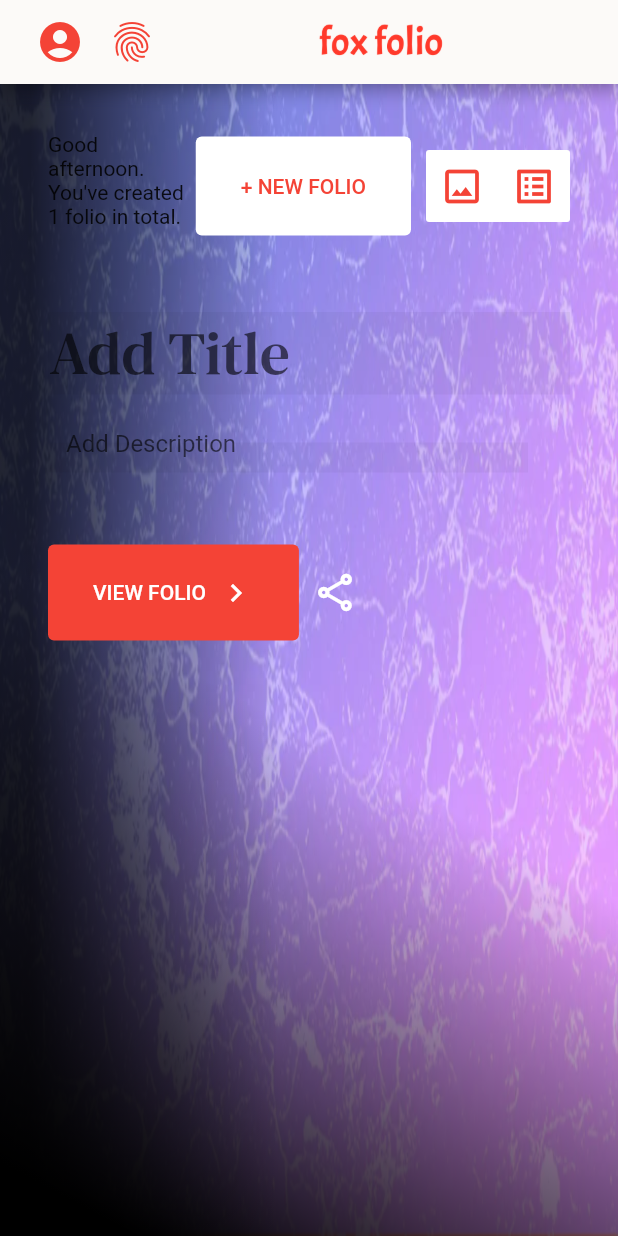
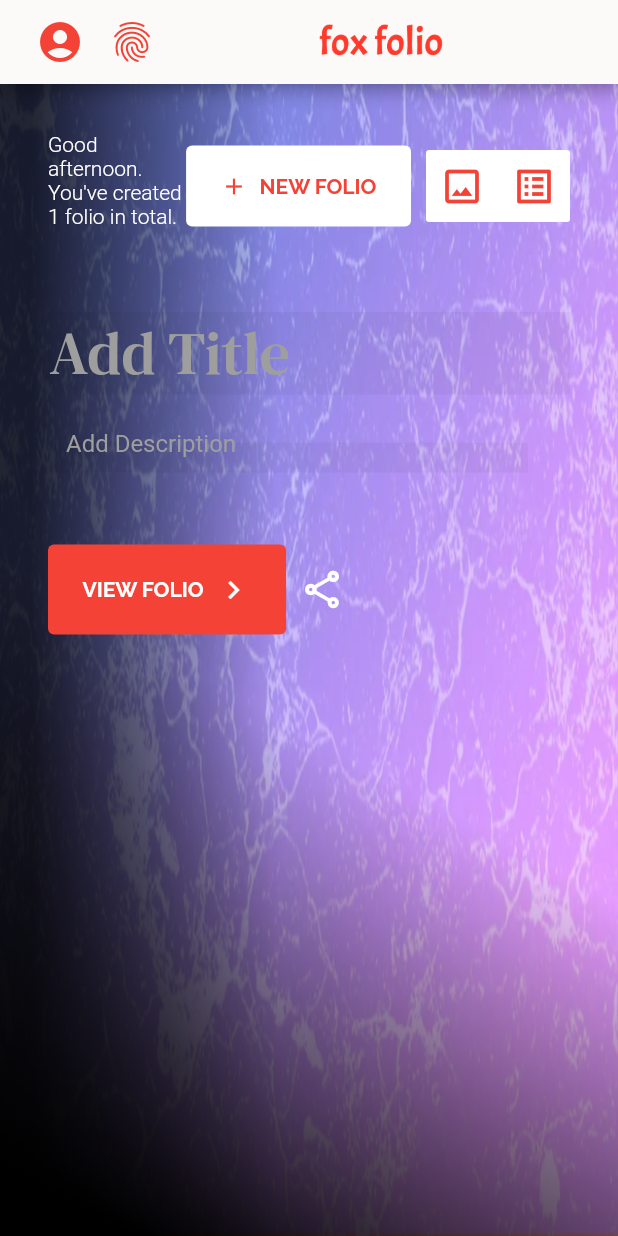
Before and after one commit to jademisato/fox, a Flutter app: the screen it shows after launch, on a phone screen of 412 x 824 dp. Run offline on Flutter 3.47's test engine with Material 2 defaults, Android fonts, the phone set to English and light mode, and no system bars; project files that could hold a hidden picture were left out.

Commit message:
Fix text style

```diff
--- a/lib/main.dart
+++ b/lib/main.dart
@@ -19,18 +19,33 @@ class MyApp extends StatelessWidget {
                   padding: const EdgeInsets.only(bottom: 8),
                   child: const Text(
                     'Good afternoon. You\'ve created 1 folio in total.',
+                    style: TextStyle(
+                      color: Colors.white,
+                      fontWeight: FontWeight.w300,
+                    ),
                   ),
                 ),
               ],
             ),
           ),
-          TextButton(
-            child: Text('+ NEW FOLIO'),
+          TextButton.icon(
             onPressed: () {},
-            style: OutlinedButton.styleFrom(
-              primary: Colors.red[500],
+            style: TextButton.styleFrom(
+              padding: EdgeInsets.fromLTRB(23, 18, 23, 18),
               backgroundColor: Colors.white,
-              padding: EdgeInsets.fromLTRB(30, 25, 30, 25),
+            ),
+            icon: Icon(
+              Icons.add,
+              color: Colors.red[500],
+              size: 18.0,
+            ),
+            label: Text(
+              "NEW FOLIO",
+              style: TextStyle(
+                color: Colors.red[500],
+                fontFamily: 'Raleway',
+                fontWeight: FontWeight.bold,
+              ),
             ),
           ),
           Container(
@@ -77,7 +92,7 @@ class MyApp extends StatelessWidget {
             child: TextButton.icon(
               onPressed: () {},
               style: TextButton.styleFrom(
-                padding: EdgeInsets.fromLTRB(30, 20, 30, 20),
+                padding: EdgeInsets.fromLTRB(23, 18, 23, 18),
                 backgroundColor: Colors.red,
               ),
               icon: Icon(
@@ -86,7 +101,11 @@ class MyApp extends StatelessWidget {
               ),
               label: Text(
                 "VIEW FOLIO",
-                style: TextStyle(color: Colors.white),
+                style: TextStyle(
+                  color: Colors.white,
+                  fontFamily: 'Raleway',
+                  fontWeight: FontWeight.bold,
+                ),
               ),
             ),
           ),
@@ -165,7 +184,8 @@ class MyApp extends StatelessWidget {
                 ),
               ),
             ),
-            Container( // Black shadow bottpmLeft to topRight
+            Container(
+              // Black shadow bottpmLeft to topRight
               constraints: BoxConstraints.expand(),
               decoration: BoxDecoration(
                 gradient: LinearGradient(
@@ -182,7 +202,8 @@ class MyApp extends StatelessWidget {
                 ),
               ),
             ),
-            Container( // Black shadow left to right
+            Container(
+              // Black shadow left to right
               constraints: BoxConstraints.expand(),
               decoration: BoxDecoration(
                 gradient: LinearGradient(
@@ -254,10 +275,17 @@ class InputForm extends StatelessWidget {
                   focusedBorder: InputBorder.none,
                   contentPadding: EdgeInsets.only(left: 1.0),
                   hintText: 'Add Title',
+                  hintStyle: TextStyle(
+                    color: Colors.grey,
+                  ),
                   filled: true,
                   hoverColor: Colors.red.withOpacity(0.1),
                 ),
-                style: TextStyle(fontFamily: 'DMSerifText', fontSize: 40.0),
+                style: TextStyle(
+                  fontFamily: 'DMSerifText',
+                  fontSize: 40.0,
+                  fontWeight: FontWeight.w300,
+                ),
               ),
             ),
           ),
@@ -272,6 +300,9 @@ class InputForm extends StatelessWidget {
                   focusedBorder: InputBorder.none,
                   // contentPadding: EdgeInsets.only(left: 1.0),
                   hintText: 'Add Description',
+                  hintStyle: TextStyle(
+                    color: Colors.grey,
+                  ),
                   filled: true,
                   hoverColor: Colors.red.withOpacity(0.1),
                 ),
```
Also changed, not shown: pubspec.yaml (+4 -3 lines), fonts/Raleway-Bold.ttf (added), fonts/Raleway-VariableFont_wght.ttf (added).
